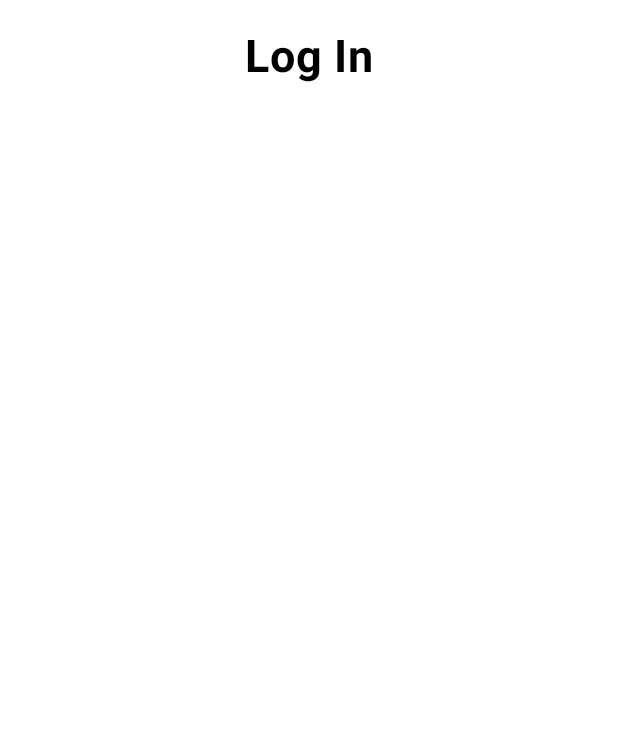
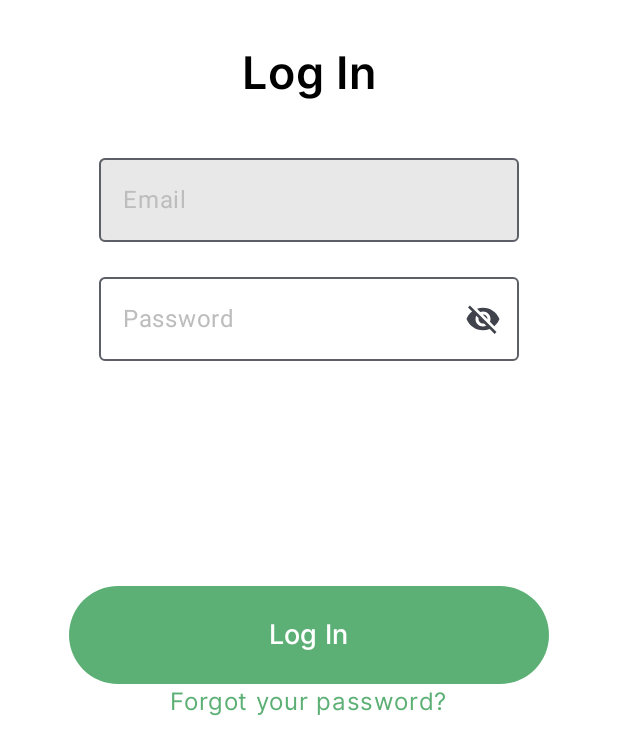
Before and after one commit to gabisponciano/EduApp, an Android app built with Jetpack Compose: the screen it shows after launch (MainActivity), on a phone screen of 412 x 824 dp. Before the commit the part shown is almost empty. Shown: the top 755 px of the screen. Run offline under Robolectric (Android 15) with nearby library versions, the phone set to English and light mode, and no system bars.

Commit message:
New Things

```diff
--- a/app/src/main/java/com/example/educationapp/LogIn.kt
+++ b/app/src/main/java/com/example/educationapp/LogIn.kt
@@ -1,33 +1,137 @@
 package com.example.educationapp
 
+import android.widget.Toast
 import androidx.compose.foundation.background
+import androidx.compose.foundation.clickable
 import androidx.compose.foundation.layout.Arrangement
 import androidx.compose.foundation.layout.Box
 import androidx.compose.foundation.layout.Column
+import androidx.compose.foundation.layout.Spacer
 import androidx.compose.foundation.layout.fillMaxSize
-import androidx.compose.material.icons.Icons
+import androidx.compose.foundation.layout.height
+import androidx.compose.foundation.layout.width
+import androidx.compose.foundation.text.KeyboardOptions
+import androidx.compose.material3.Button
+import androidx.compose.material3.ButtonDefaults
 import androidx.compose.material3.Icon
+import androidx.compose.material3.OutlinedTextField
+import androidx.compose.material3.OutlinedTextFieldDefaults
+import androidx.compose.material3.Text
 import androidx.compose.runtime.Composable
+import androidx.compose.runtime.getValue
+import androidx.compose.runtime.mutableStateOf
+import androidx.compose.runtime.remember
+import androidx.compose.runtime.setValue
 import androidx.compose.ui.Alignment
 import androidx.compose.ui.Modifier
 import androidx.compose.ui.graphics.Color
+import androidx.compose.ui.platform.LocalContext
+import androidx.compose.ui.res.painterResource
+import androidx.compose.ui.text.font.FontWeight
+
+import androidx.compose.ui.text.input.KeyboardType
+import androidx.compose.ui.text.input.PasswordVisualTransformation
+import androidx.compose.ui.text.input.VisualTransformation
 import androidx.compose.ui.tooling.preview.Preview
+import androidx.compose.ui.unit.dp
+import androidx.compose.ui.unit.sp
 import androidx.navigation.NavController
 import androidx.navigation.compose.rememberNavController
 import com.example.educationapp.components.HeaderLog
-import com.example.educationapp.components.HeaderLog
+import com.example.educationapp.ui.theme.Inter
+import com.example.educationapp.ui.theme.Primary_Green
+import com.example.educationapp.ui.theme.TextFieldBackground
+import com.example.educationapp.ui.theme.TextFieldText
 
 @Composable
 fun LogIn(navController: NavController){
+    var email by remember { mutableStateOf("") }
+    var password by remember { mutableStateOf("") }
+    var showPassword by remember { mutableStateOf(false) }
+    val context = LocalContext.current
     Box(modifier = Modifier
         .fillMaxSize()
         .background(Color.White),
     ){
-        HeaderLog(text = "Log In")
+
 
         Column (
+            horizontalAlignment = Alignment.CenterHorizontally,
+            verticalArrangement = Arrangement.Center
 
         ){
+            HeaderLog(text = "Log In")
+            OutlinedTextField(value = email,
+                onValueChange = {email = it},
+                label = { Text(text = ("Email"), color = TextFieldText) },
+                singleLine = true,
+                colors = OutlinedTextFieldDefaults.colors(
+                    focusedContainerColor = TextFieldBackground,
+                    unfocusedContainerColor = TextFieldBackground,
+                ),
+                keyboardOptions = KeyboardOptions(keyboardType = KeyboardType.Email)
+            )
+
+            Spacer(modifier = Modifier.height(15.dp))
+            OutlinedTextField(value = password,
+                onValueChange = {password = it},
+                singleLine = true,
+                label = { Text(text = "Password", color = TextFieldText)},
+                visualTransformation =
+                    if(showPassword){
+                        VisualTransformation.None
+                    }else{
+                        PasswordVisualTransformation()
+                    },
+                keyboardOptions = KeyboardOptions(keyboardType = KeyboardType.Password),
+
+                trailingIcon = {
+                    if (showPassword){
+                        Icon(
+                            painterResource(R.drawable.visibility),
+                            contentDescription = "",
+                            modifier = Modifier.clickable { showPassword = false  }
+                            )
+                    }
+                    else{
+                        Icon(painterResource(R.drawable.novisibility),
+                            contentDescription = "",
+                            modifier = Modifier.clickable { showPassword = true }
+                        )
+                    }
+                }
+                )
+            Spacer(modifier = Modifier.height(150.dp))
+            Button(onClick = {
+                             if(email.isEmpty() || password.isEmpty() ){
+                                 Toast.makeText(context, "It Has Empty Fields",Toast.LENGTH_LONG).show()
+                             }else{
+                                 navController.navigate("course")
+                             }
+
+
+            },
+                colors = ButtonDefaults.buttonColors(containerColor = Primary_Green),
+                modifier = Modifier
+                    .height(65.dp)
+                    .width(320.dp),
+                ) {
+                Text(text = "Log In",
+                   fontSize = 18.sp,
+                    fontFamily = Inter,
+                    fontWeight = FontWeight.Medium)
+
+
+            }
+            Text(text = "Forgot your password?",
+                fontSize = 16.sp,
+                fontFamily = Inter,
+                fontWeight = FontWeight.Normal,
+                color = Primary_Green
+
+            )
+
+
 
         }
 
--- a/app/src/main/java/com/example/educationapp/MainActivity.kt
+++ b/app/src/main/java/com/example/educationapp/MainActivity.kt
@@ -28,7 +28,9 @@ class MainActivity : ComponentActivity() {
                     composable("login"){
                         LogIn(navController)
                     }
-
+                    composable("signup"){
+                        SignUp(navController)
+                    }
 
                     }
                 }
--- a/app/src/main/java/com/example/educationapp/SignUp.kt
+++ b/app/src/main/java/com/example/educationapp/SignUp.kt
@@ -1 +1,9 @@
 package com.example.educationapp
+
+import androidx.compose.runtime.Composable
+import androidx.navigation.NavController
+
+@Composable
+fun SignUp(navController: NavController){
+
+}
--- a/app/src/main/java/com/example/educationapp/components/Header.kt
+++ b/app/src/main/java/com/example/educationapp/components/Header.kt
@@ -11,24 +11,28 @@ import androidx.compose.material3.Text
 import androidx.compose.runtime.Composable
 import androidx.compose.ui.Alignment
 import androidx.compose.ui.Modifier
+import androidx.compose.ui.text.font.Font
 import androidx.compose.ui.text.font.FontWeight
 import androidx.compose.ui.tooling.preview.Preview
 import androidx.compose.ui.unit.dp
 import androidx.compose.ui.unit.sp
 import androidx.navigation.NavController
+import com.example.educationapp.R
+import com.example.educationapp.ui.theme.Inter
 
 @Composable
 fun HeaderLog(text:String){
     Box(modifier = Modifier
         .fillMaxWidth()
-        .padding(20.dp),
+        .padding(30.dp),
         contentAlignment = Alignment.Center
 
     )
     {
         Column (horizontalAlignment = Alignment.CenterHorizontally){
             Row(verticalAlignment = Alignment.CenterVertically){
-                Text(text, fontSize =30.sp, fontWeight = FontWeight.Bold,)
+                Text(text, fontSize =30.sp, fontFamily = Inter, fontWeight = FontWeight.SemiBold)
+
             }
 
         }
--- /dev/null
+++ b/app/src/main/res/drawable/novisibility.xml
@@ -0,0 +1,5 @@
+<vector xmlns:android="http://schemas.android.com/apk/res/android" android:alpha="0.5" android:height="24dp" android:tint="#000000" android:viewportHeight="24" android:viewportWidth="24" android:width="24dp">
+
+    <path android:fillColor="@android:color/white" android:pathData="M12,7c2.76,0 5,2.24 5,5 0,0.65 -0.13,1.26 -0.36,1.83l2.92,2.92c1.51,-1.26 2.7,-2.89 3.43,-4.75 -1.73,-4.39 -6,-7.5 -11,-7.5 -1.4,0 -2.74,0.25 -3.98,0.7l2.16,2.16C10.74,7.13 11.35,7 12,7zM2,4.27l2.28,2.28 0.46,0.46C3.08,8.3 1.78,10.02 1,12c1.73,4.39 6,7.5 11,7.5 1.55,0 3.03,-0.3 4.38,-0.84l0.42,0.42L19.73,22 21,20.73 3.27,3 2,4.27zM7.53,9.8l1.55,1.55c-0.05,0.21 -0.08,0.43 -0.08,0.65 0,1.66 1.34,3 3,3 0.22,0 0.44,-0.03 0.65,-0.08l1.55,1.55c-0.67,0.33 -1.41,0.53 -2.2,0.53 -2.76,0 -5,-2.24 -5,-5 0,-0.79 0.2,-1.53 0.53,-2.2zM11.84,9.02l3.15,3.15 0.02,-0.16c0,-1.66 -1.34,-3 -3,-3l-0.17,0.01z"/>
+
+</vector>
--- /dev/null
+++ b/app/src/main/res/drawable/visibility.xml
@@ -0,0 +1,5 @@
+<vector xmlns:android="http://schemas.android.com/apk/res/android" android:height="24dp" android:tint="#000000" android:viewportHeight="24" android:viewportWidth="24" android:width="24dp">
+
+    <path android:fillColor="@android:color/white" android:pathData="M12,4.5C7,4.5 2.73,7.61 1,12c1.73,4.39 6,7.5 11,7.5s9.27,-3.11 11,-7.5c-1.73,-4.39 -6,-7.5 -11,-7.5zM12,17c-2.76,0 -5,-2.24 -5,-5s2.24,-5 5,-5 5,2.24 5,5 -2.24,5 -5,5zM12,9c-1.66,0 -3,1.34 -3,3s1.34,3 3,3 3,-1.34 3,-3 -1.34,-3 -3,-3z"/>
+
+</vector>
```
